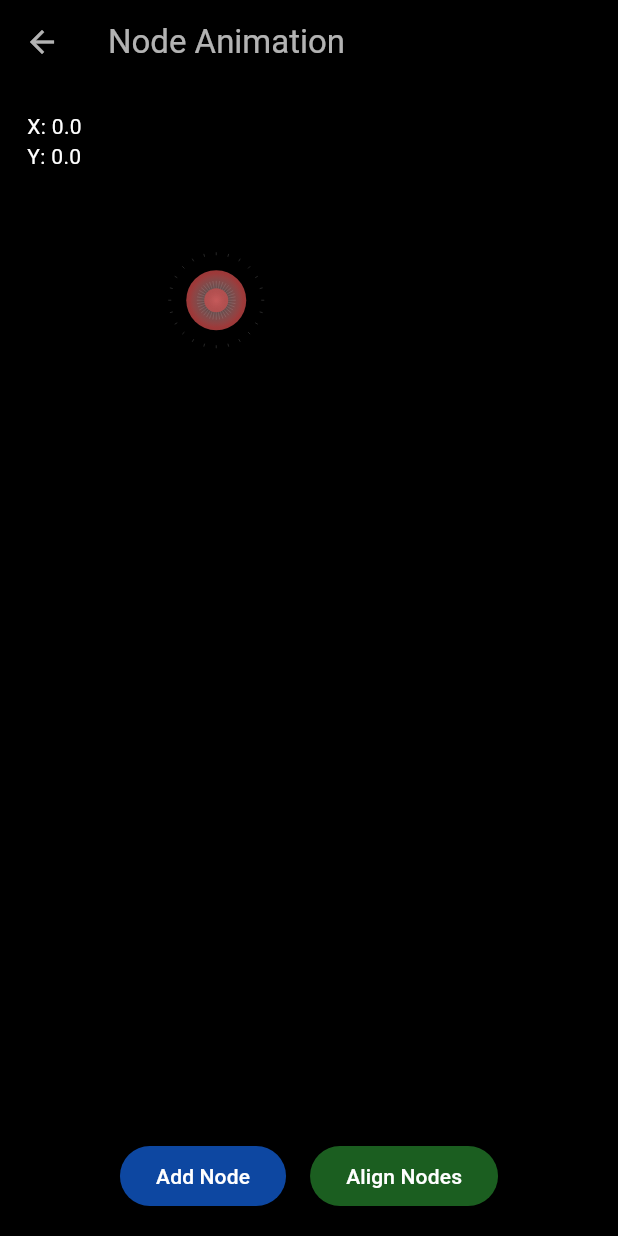
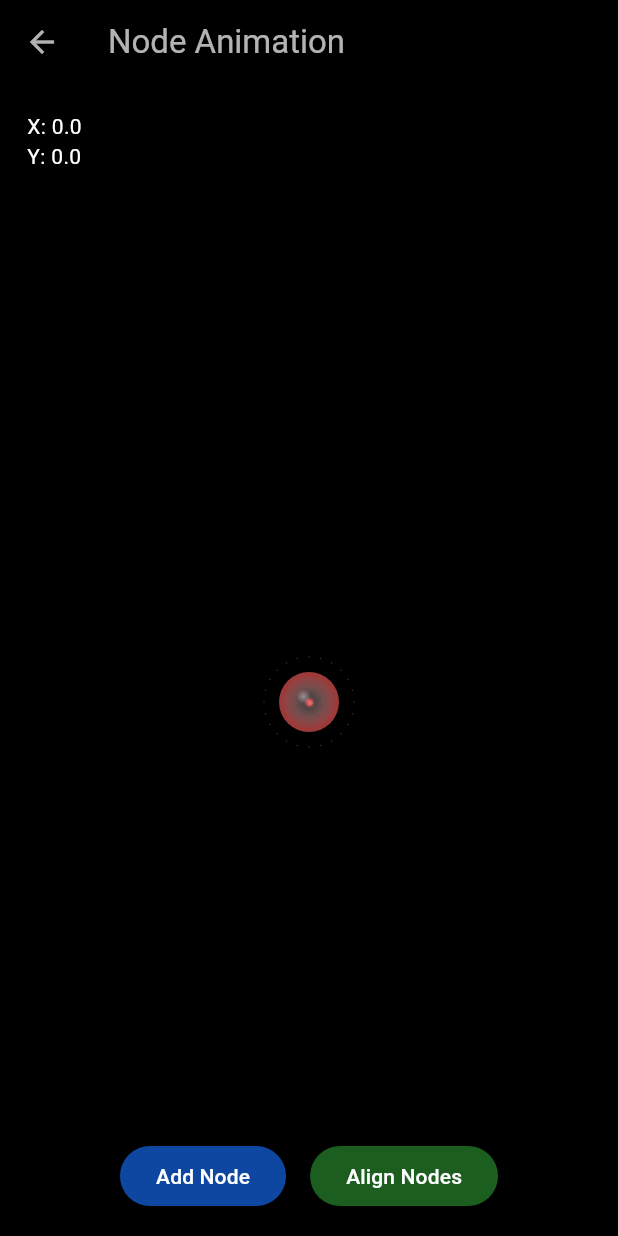
Before and after one commit to YoRuHub/material, a Flutter app: the NodeAnimation screen opened directly, after a tap on "Add Node", on a phone screen of 412 x 824 dp. Run offline on Flutter 3.47's test engine with Material 3 defaults, Android fonts, the phone set to English and light mode, and no system bars; our stand-ins replace flutter_svg; project files that could hold a hidden picture were left out.

Commit message:
update/nodeデザインの変更

```diff
--- a/lib/screens/mind_map_screen.dart
+++ b/lib/screens/mind_map_screen.dart
@@ -33,18 +33,18 @@ class NodeAnimationState extends State<NodeAnimation>
   late List<Node> nodes;
   Node? _draggedNode;
   Node? _activeNode;
-  static const double minDistance = 100.0;
+  static const double minDistance = 150.0;
   static const double repulsionStrength = 0.0001;
   static const double attractionStrength = 0.001;
   static const int totalSteps = 60;
-  static const double initialDistanceThreshold = 100;
-  static const double idealDistance = 100;
+  static const double initialDistanceThreshold = 150;
+  static const double idealDistance = 150;
   static const double maxStrengthMultiplier = 0.1;
 
   static const double saturation = 0.7;
   static const double lightness = 0.6;
-  static const double nodeHorizontalSpacing = 100.0;
-  static const double levelHeight = 100.0;
+  static const double nodeHorizontalSpacing = 150.0;
+  static const double levelHeight = 150.0;
   static const double alpha = 1.0;
   static const double hueShift = 20.0;
   static const double maxHue = 360.0;
@@ -116,13 +116,31 @@ class NodeAnimationState extends State<NodeAnimation>
                   onPointerSignal: (pointerSignal) {
                     if (pointerSignal is PointerScrollEvent) {
                       setState(() {
+                        // 現在のスケール値を保存
+                        final prevScale = _scale;
+
+                        // 新しいスケール値を計算
                         double newScale = _scale;
                         if (pointerSignal.scrollDelta.dy > 0) {
                           newScale *= 0.95;
                         } else {
                           newScale *= 1.05;
                         }
-                        _scale = newScale.clamp(minScale, maxScale);
+                        newScale = newScale.clamp(minScale, maxScale);
+
+                        // スケールの変化率を計算
+                        final scaleChange = newScale / prevScale;
+
+                        // 画面の中心座標を計算
+                        final screenCenter = Offset(
+                          MediaQuery.of(context).size.width / 2,
+                          MediaQuery.of(context).size.height / 2,
+                        );
+
+                        // オフセットを調整して画面中心を基準に拡大縮小
+                        _offset = screenCenter +
+                            ((_offset - screenCenter) * scaleChange);
+                        _scale = newScale;
                       });
                     }
                   },
@@ -289,8 +307,20 @@ class NodeAnimationState extends State<NodeAnimation>
 
   void _addNode() {
     setState(() {
+      // 画面の中央位置を取得
+      double screenWidth = MediaQuery.of(context).size.width;
+      double screenHeight = MediaQuery.of(context).size.height;
+
+      // 中央の座標を計算 (オフセットとスケールを考慮)
+      double centerX = (screenWidth / 2 - _offset.dx) / _scale;
+      double centerY = (screenHeight / 2 - _offset.dy) / _scale;
+
+      vector_math.Vector2 centerPosition =
+          vector_math.Vector2(centerX, centerY);
+
       if (_activeNode != null) {
         int generation = _calculateGeneration(_activeNode!);
+        // アクティブノードの位置を基に子ノードを追加
         Node childNode = Node(
           vector_math.Vector2(
               _activeNode!.position.x + Random().nextDouble() * 100 - 50,
@@ -303,9 +333,9 @@ class NodeAnimationState extends State<NodeAnimation>
         childNode.parent = _activeNode;
         nodes.add(childNode);
       } else {
+        // アクティブノードがない場合は画面の中央にノードを追加
         nodes.add(Node(
-          vector_math.Vector2(Random().nextDouble() * 400 + 100,
-              Random().nextDouble() * 400 + 100),
+          centerPosition, // 画面中央の位置を設定
           vector_math.Vector2(0, 0),
           _getColorForGeneration(0),
           20.0,
@@ -531,7 +561,6 @@ class NodePainter extends CustomPainter {
 
   NodePainter(this.nodes, this.signalProgress, this.scale, this.offset);
 
-  // 座標変換のヘルパーメソッド
   Offset transformPoint(double x, double y) {
     return Offset(
       x * scale + offset.dx,
@@ -541,15 +570,14 @@ class NodePainter extends CustomPainter {
 
   @override
   void paint(Canvas canvas, Size size) {
-    // 接続線の描画
+    // 接続線の描画部分は変更なし
     for (var node in nodes) {
       if (node.parent != null) {
         final Paint linePaint = Paint()
           ..color = Colors.white.withOpacity(0.5)
-          ..strokeWidth = 2 * scale // スケールに応じて線の太さを調整
+          ..strokeWidth = scale
           ..style = PaintingStyle.stroke
-          ..maskFilter =
-              MaskFilter.blur(BlurStyle.normal, 2 * scale); // グロー効果もスケールに応じて調整
+          ..maskFilter = MaskFilter.blur(BlurStyle.normal, scale);
 
         final Offset start = transformPoint(
           node.parent!.position.x,
@@ -560,29 +588,26 @@ class NodePainter extends CustomPainter {
           node.position.y,
         );
 
-        // メインの線
         canvas.drawLine(start, end, linePaint);
 
-        // 信号エフェクトの強度を交互に変える
         double opacity = 1 * (0.5 + 0.5 * sin(signalProgress * 3.14159 * 5));
         final Paint signalPaint = Paint()
           ..color = Colors.white.withOpacity(opacity)
           ..style = PaintingStyle.fill
-          ..maskFilter = MaskFilter.blur(BlurStyle.normal, 2 * scale);
+          ..maskFilter = MaskFilter.blur(BlurStyle.normal, scale);
 
-        // 信号の位置も変換
         final double signalX = start.dx + (end.dx - start.dx) * signalProgress;
         final double signalY = start.dy + (end.dy - start.dy) * signalProgress;
         canvas.drawCircle(Offset(signalX, signalY), 2 * scale, signalPaint);
       }
     }
 
-    // ノードの描画（細胞デザイン）
+    // 細胞本体の描画
     for (var node in nodes) {
       final Offset center = transformPoint(node.position.x, node.position.y);
       final double scaledRadius = node.radius * scale;
 
-      // 細胞膜の描画（グローの追加）
+      // 細胞膜のグロー効果
       if (node.isActive) {
         final Paint glowPaint = Paint()
           ..color = node.color.withOpacity(0.9)
@@ -590,22 +615,19 @@ class NodePainter extends CustomPainter {
         canvas.drawCircle(center, scaledRadius * 1.8, glowPaint);
       }
 
-      // 細胞膜の微細なテクスチャを追加
+      // 細胞膜のテクスチャ
       final Paint texturePaint = Paint()
         ..color = Colors.white.withOpacity(0.2)
         ..strokeWidth = 0.5 * scale;
 
-      // 細胞膜に微細な模様
       for (double i = 0; i < 360; i += 15) {
         final double angle = i * 3.14159 / 180;
         final double x1 = center.dx + scaledRadius * 1.5 * cos(angle);
         final double y1 = center.dy + scaledRadius * 1.5 * sin(angle);
-        final double x2 = center.dx + scaledRadius * 1.6 * cos(angle);
-        final double y2 = center.dy + scaledRadius * 1.6 * sin(angle);
-        canvas.drawLine(Offset(x1, y1), Offset(x2, y2), texturePaint);
+        canvas.drawCircle(Offset(x1, y1), scale * 0.5, texturePaint);
       }
 
-      // 細胞内部の描画（グラデーション）
+      // 細胞質のグラデーション
       final gradient = RadialGradient(
         center: const Alignment(0.0, 0.0),
         radius: 0.9,
@@ -624,54 +646,63 @@ class NodePainter extends CustomPainter {
 
       canvas.drawCircle(center, scaledRadius, spherePaint);
 
-      // 細胞核をリアルに描画
-      final double nucleusRadius = scaledRadius * 0.4;
+      // 細胞核の描画（改良版）
+      final double nucleusRadius = scaledRadius * 0.6;
 
-      // 細胞核のグラデーション
-      final nucleusGradient = RadialGradient(
-        center: Alignment.center,
-        radius: 0.7,
-        colors: [
-          node.color.withOpacity(0.9),
-          node.color.withOpacity(0.7),
-          node.color.withOpacity(0.5),
-        ],
-        stops: const [0.0, 0.5, 1.0],
-      );
+      // 核膜の二重構造表現
 
-      final Paint nucleusGlowPaint = Paint()
-        ..shader = nucleusGradient.createShader(
-          Rect.fromCircle(center: center, radius: nucleusRadius),
+      final Paint nuclearEnvelopePaint = Paint()
+        ..shader = gradient.createShader(
+            Rect.fromCircle(center: center, radius: nucleusRadius))
+        ..style = PaintingStyle.stroke
+        ..strokeWidth = scale * 0.1;
+
+// 内側の二重構造を描画
+      canvas.drawCircle(
+          center, nucleusRadius - scale * 2, nuclearEnvelopePaint);
+
+      // 核小体の表現
+      final Paint nucleolusPaint = Paint()
+        ..color = node.color.withOpacity(1)
+        ..maskFilter = MaskFilter.blur(BlurStyle.normal, scale);
+
+      for (int i = 0; i < 3; i++) {
+        final double angle = Random().nextDouble() * 2 * pi;
+        final double radius = nucleusRadius * 0.3 * Random().nextDouble();
+        final Offset nucleolusPosition = Offset(
+          center.dx + cos(angle) * radius,
+          center.dy + sin(angle) * radius,
         );
-      canvas.drawCircle(center, nucleusRadius, nucleusGlowPaint);
-
-      // 細胞核の表面テクスチャ
-      final Paint nucleusTexturePaint = Paint()
-        ..color = Colors.white.withOpacity(0.15)
-        ..strokeWidth = 0.5 * scale;
-
-      for (double i = 0; i < 360; i += 10) {
-        final double angle = i * 3.14159 / 180;
-        final double x1 = center.dx + nucleusRadius * cos(angle);
-        final double y1 = center.dy + nucleusRadius * sin(angle);
-        final double x2 = center.dx + (nucleusRadius + 5 * scale) * cos(angle);
-        final double y2 = center.dy + (nucleusRadius + 5 * scale) * sin(angle);
-        canvas.drawLine(Offset(x1, y1), Offset(x2, y2), nucleusTexturePaint);
+        canvas.drawCircle(nucleolusPosition, scale * 2, nucleolusPaint);
       }
 
-      // 光沢効果
-      final Paint glossyPaint = Paint()
-        ..color = Colors.white.withOpacity(0.3)
-        ..maskFilter = MaskFilter.blur(BlurStyle.normal, 3 * scale);
+      // 核質の質感表現
+      final Paint nucleoplasmPaint = Paint()
+        ..color = Colors.white.withOpacity(0.1)
+        ..maskFilter = MaskFilter.blur(BlurStyle.normal, scale);
 
-      canvas.drawCircle(center, nucleusRadius * 0.3, glossyPaint);
+      for (int i = 0; i < 20; i++) {
+        final double angle = Random().nextDouble() * 2 * pi;
+        final double radius = nucleusRadius * Random().nextDouble() * 0.8;
+        final Offset specklePosition = Offset(
+          center.dx + cos(angle) * radius,
+          center.dy + sin(angle) * radius,
+        );
+        canvas.drawCircle(specklePosition, scale * 0.5, nucleoplasmPaint);
+      }
 
-      // 陰影効果
-      final Paint shadowPaint = Paint()
-        ..color = Colors.black.withOpacity(0.2)
-        ..maskFilter = MaskFilter.blur(BlurStyle.normal, 4 * scale);
+      // 3D効果のための光沢
+      final Paint highlightPaint = Paint()
+        ..shader = RadialGradient(
+          center: const Alignment(-0.3, -0.3),
+          radius: 0.2,
+          colors: [
+            Colors.white.withOpacity(0.4),
+            Colors.white.withOpacity(0.0),
+          ],
+        ).createShader(Rect.fromCircle(center: center, radius: nucleusRadius));
 
-      canvas.drawCircle(center, nucleusRadius * 0.4, shadowPaint);
+      canvas.drawCircle(center, nucleusRadius, highlightPaint);
     }
   }
 
```
